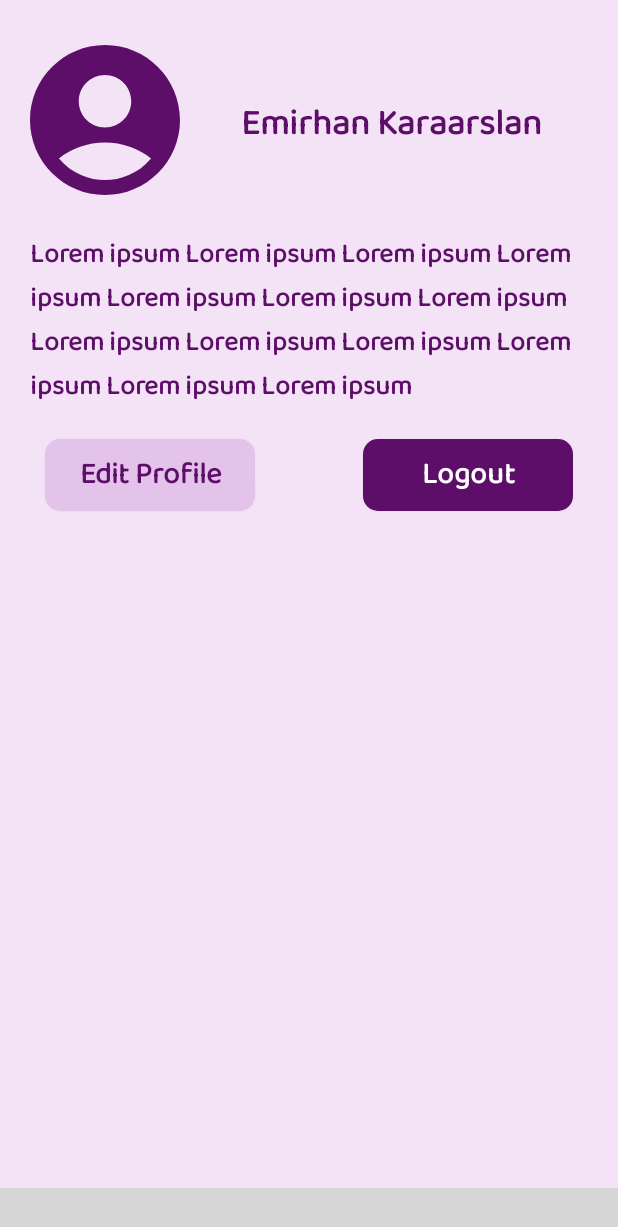
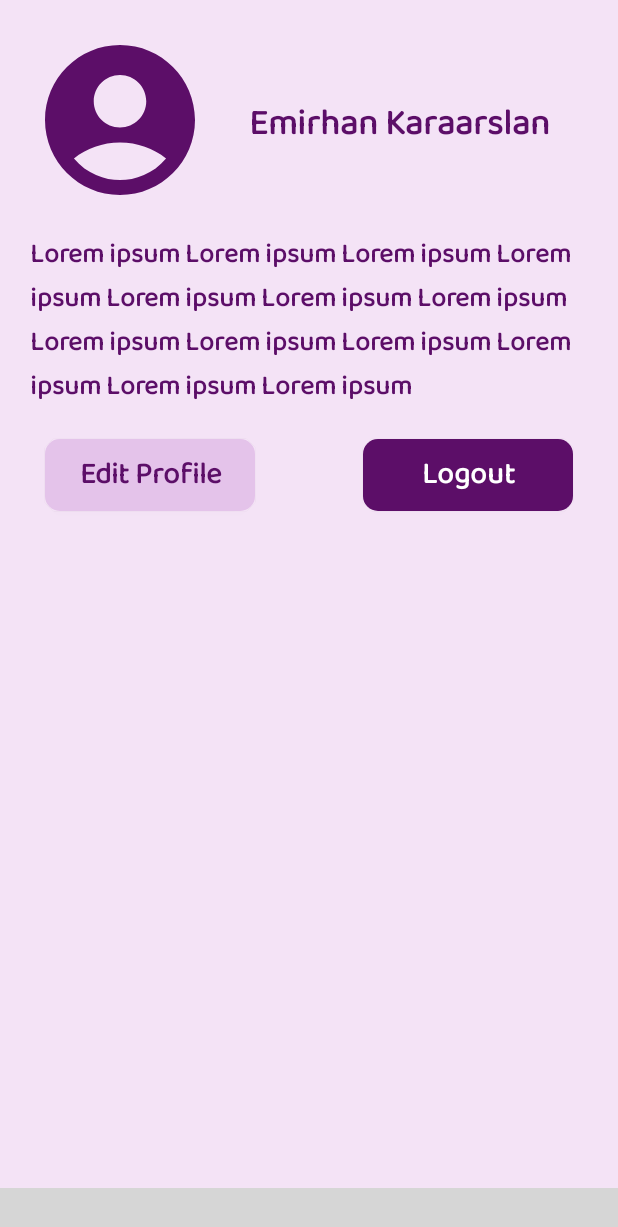
Before and after one commit to EmirKrs/socialquote, an Android app: the fragment ProfileFragment placed in its activity, on a phone screen of 412 x 824 dp. Shown: the top 1227 px of the screen. Run offline under Robolectric (Android 15) with nearby library versions, the phone set to English and light mode, and no system bars; our stand-ins replace Firebase (no records; nobody signed in at launch, a user with empty details on screens opened directly), Picasso; libraries missing offline, so code that uses them is left out: com.etebarian.meowbottomnavigation; plain views replace MeowBottomNavigation; 9 statements that could not run were skipped; grey boxes are pictures that could not be loaded.

Commit message:
ninth commit

```diff
--- a/app/src/main/java/com/emirhankaraarslan/socialquote/views/ProfileFragment.java
+++ b/app/src/main/java/com/emirhankaraarslan/socialquote/views/ProfileFragment.java
@@ -20,6 +20,8 @@ import android.widget.Toast;
 import com.emirhankaraarslan.socialquote.R;
 import com.emirhankaraarslan.socialquote.databinding.FragmentProfileBinding;
 import com.etebarian.meowbottomnavigation.MeowBottomNavigation;
+import com.google.android.gms.tasks.OnFailureListener;
+import com.google.android.gms.tasks.OnSuccessListener;
 import com.google.firebase.auth.FirebaseAuth;
 import com.google.firebase.firestore.DocumentSnapshot;
 import com.google.firebase.firestore.EventListener;
@@ -80,7 +82,6 @@ public class ProfileFragment extends Fragment {
                 fragmentTransaction.replace(R.id.frameLayout, new EditProfileFragment());
                 fragmentTransaction.addToBackStack(null);
                 fragmentTransaction.commit();
-
             }
         });
 
@@ -103,32 +104,26 @@ public class ProfileFragment extends Fragment {
 
     public void getData(){
 
-        String currentId = auth.getCurrentUser().getUid();
-        firebaseFirestore.collection("Profiles").addSnapshotListener(new EventListener<QuerySnapshot>() {
+        String userId = auth.getCurrentUser().getUid();
+        firebaseFirestore.collection("Profiles").document(userId).get().addOnSuccessListener(new OnSuccessListener<DocumentSnapshot>() {
             @Override
-            public void onEvent(@Nullable QuerySnapshot value, @Nullable FirebaseFirestoreException error) {
-                if(error != null){
-                    Toast.makeText(requireActivity(), error.getLocalizedMessage(), Toast.LENGTH_SHORT).show();
+            public void onSuccess(DocumentSnapshot documentSnapshot) {
+                if (documentSnapshot.exists()){
+                    String username = documentSnapshot.getString("username");
+                    String biography = documentSnapshot.getString("biography");
+                    String downloadUrl = documentSnapshot.getString("downloadurl");
+
+                    binding.nameTextProfile.setText(username);
+                    binding.bioText.setText(biography);
+                    Picasso.get().load(downloadUrl).into(binding.photoProfile);
                 }
-                if (value != null){
-
-                    for (DocumentSnapshot document : value.getDocuments()){
-
-                        Map<String, Object> data = document.getData();
-                        String userId = (String) data.get("userid");
-
-                        if (currentId.equals(userId)){
-                            String username = (String) data.get("username");
-                            String biography = (String) data.get("biography");
-                            String downloadUrl = (String) data.get("downloadurl");
-
-                            binding.nameTextProfile.setText(username);
-                            binding.bioText.setText(biography);
-                            Picasso.get().load(downloadUrl).into(binding.photoProfile);
-                        }
-                    }
-                }
+            }
+        }).addOnFailureListener(new OnFailureListener() {
+            @Override
+            public void onFailure(@NonNull Exception e) {
+                Toast.makeText(requireActivity(), e.getLocalizedMessage(), Toast.LENGTH_LONG).show();
             }
         });
     }
+
 }
--- a/app/src/main/res/layout/fragment_profile.xml
+++ b/app/src/main/res/layout/fragment_profile.xml
@@ -18,13 +18,13 @@
             android:id="@+id/photoProfile"
             android:layout_width="120dp"
             android:layout_height="120dp"
+            android:layout_marginStart="20dp"
+            android:layout_marginTop="20dp"
             android:scaleType="fitXY"
-            android:layout_marginStart="10dp"
-            android:layout_marginTop="20dp"
-            app:shapeAppearance="@style/circle"
             android:src="@drawable/photo_profile_120"
             app:layout_constraintStart_toStartOf="parent"
-            app:layout_constraintTop_toTopOf="parent" />
+            app:layout_constraintTop_toTopOf="parent"
+            app:shapeAppearance="@style/circle" />
 
         <TextView
             android:id="@+id/nameTextProfile"
```
Also changed, not shown: app/src/main/java/com/emirhankaraarslan/socialquote/views/EditProfileFragment.java (+4 -4 lines), app/src/main/java/com/emirhankaraarslan/socialquote/views/RegisterFragment.java (+62 -0 lines).
